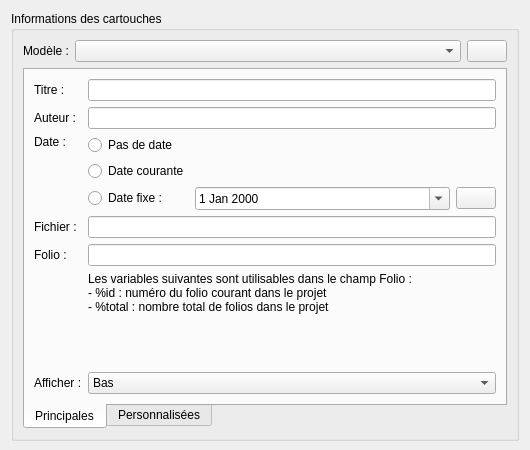
Old version of the form sources/ui/titleblockpropertieswidget.ui in the repository qelectrotech/qelectrotech-source-mirror.
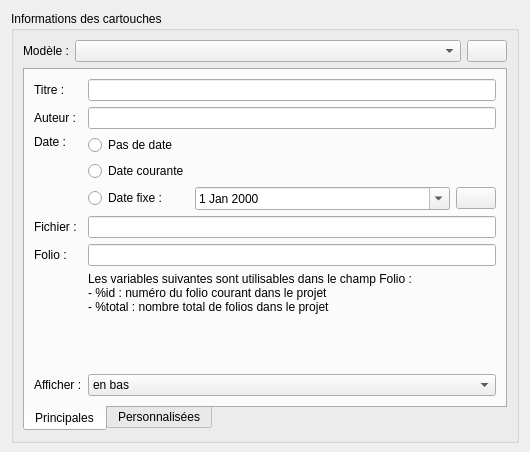
New version of the form. Icons and pictures are not drawn.

Commit message: Minor changes in french texts to make them more accurate

Diff of the .ui file:
```diff
--- a/sources/ui/titleblockpropertieswidget.ui
+++ b/sources/ui/titleblockpropertieswidget.ui
@@ -7,7 +7,7 @@
     <x>0</x>
     <y>0</y>
     <width>530</width>
-    <height>450</height>
+    <height>452</height>
    </rect>
   </property>
   <property name="sizePolicy">
@@ -255,7 +255,7 @@
              <widget class="QComboBox" name="m_display_at_cb">
               <item>
                <property name="text">
-                <string>Bas</string>
+                <string>en bas</string>
                </property>
               </item>
               <item>
```
Left out of the diff: 5 changed lines with no effect on the pictures. The commit also changes 2 other files.
